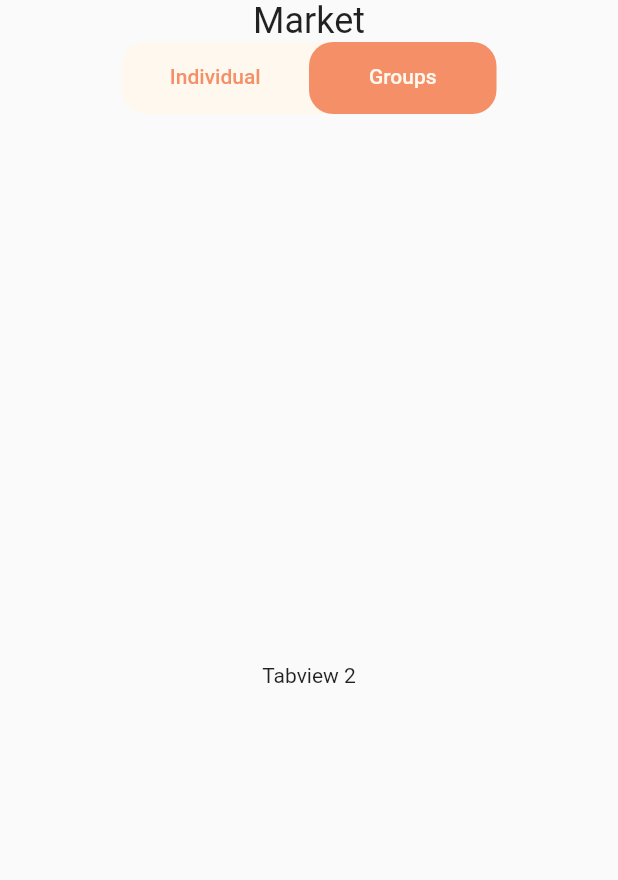
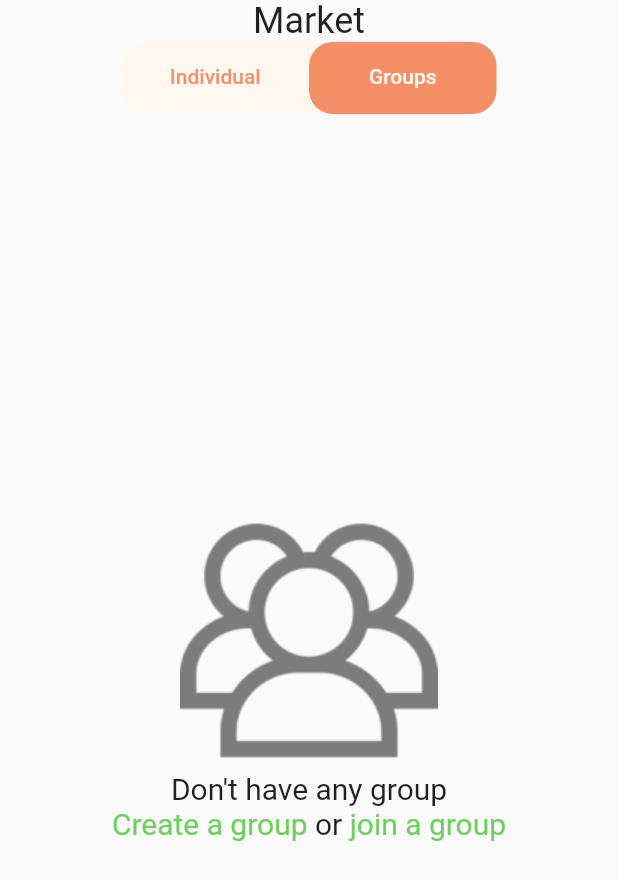
Before and after one commit to SonNguyen9720/plan_meal_app, a Flutter app: the MarketScreenWrapper widget shown alone on an empty page, opened directly, tab 2 chosen, on a phone screen of 412 x 824 dp. Shown: the top 880 px of the screen. Run offline on Flutter 3.47's test engine with Material 2 defaults, Android fonts, the phone set to English and light mode, and no system bars; our stand-ins replace bloc, carousel_slider, device_preview, equatable, flutter_bloc, flutter_secure_storage and 4 more; accounts and stored records are empty; Roboto replaces fonts that are missing (Signika).

Commit message:
Add group screen

```diff
--- a/lib/presentation/features/market/groups/groups_bloc.dart
+++ b/lib/presentation/features/market/groups/groups_bloc.dart
@@ -1,15 +1,16 @@
-import 'dart:async';
-
 import 'package:bloc/bloc.dart';
-import 'package:meta/meta.dart';
+import 'package:equatable/equatable.dart';
 
 part 'groups_event.dart';
 part 'groups_state.dart';
 
 class GroupsBloc extends Bloc<GroupsEvent, GroupsState> {
   GroupsBloc() : super(GroupsInitial()) {
-    on<GroupsEvent>((event, emit) {
-      // TODO: implement event handler
-    });
+    on<GroupsLoadingEvent>(_onGroupsLoadingEvent);
+  }
+
+  void _onGroupsLoadingEvent(GroupsEvent event, Emitter<GroupsState> emit) {
+    emit(GroupsLoading());
+    emit(NoGroup());
   }
 }
--- a/lib/presentation/features/market/groups/groups_event.dart
+++ b/lib/presentation/features/market/groups/groups_event.dart
@@ -1,4 +1,10 @@
 part of 'groups_bloc.dart';
 
-@immutable
-abstract class GroupsEvent {}
+abstract class GroupsEvent extends Equatable {
+  const GroupsEvent();
+
+  @override
+  List<Object> get props => [];
+}
+
+class GroupsLoadingEvent extends GroupsEvent {}
--- a/lib/presentation/features/market/groups/groups_state.dart
+++ b/lib/presentation/features/market/groups/groups_state.dart
@@ -1,6 +1,18 @@
 part of 'groups_bloc.dart';
 
-@immutable
-abstract class GroupsState {}
+abstract class GroupsState extends Equatable {
+  const GroupsState();
+
+  @override
+  List<Object> get props => [];
+}
 
 class GroupsInitial extends GroupsState {}
+
+class GroupsLoading extends GroupsState {}
+
+class GroupsLoadFailed extends GroupsState {}
+
+class NoGroup extends GroupsState {}
+
+class HaveGroup extends GroupsState {}
--- a/lib/presentation/features/market/market_screen.dart
+++ b/lib/presentation/features/market/market_screen.dart
@@ -19,8 +19,9 @@ class MarketScreen extends StatelessWidget {
         BlocProvider(
             create: (context) =>
                 IndividualBloc()..add(IndividualLoadingDataEvent())),
-        BlocProvider(create: (context) => GroupsBloc()),
-      ], child: MarketScreenWrapper()),
+        BlocProvider(
+            create: (context) => GroupsBloc()..add(GroupsLoadingEvent())),
+      ], child: const MarketScreenWrapper()),
       bottomMenuIndex: 3,
     ));
   }
@@ -39,14 +40,12 @@ class _MarketScreenWrapperState extends State<MarketScreenWrapper>
 
   @override
   void initState() {
-    // TODO: implement initState
     _tabController = TabController(length: 2, vsync: this);
     super.initState();
   }
 
   @override
   void dispose() {
-    // TODO: implement dispose
     _tabController.dispose();
     super.dispose();
   }
@@ -159,11 +158,57 @@ class _MarketScreenWrapperState extends State<MarketScreenWrapper>
                   );
                 }
 
-                return Text("No state to handle");
+                return const Text("No state to handle");
               }),
-              Center(
-                child: Text("Tabview 2"),
-              )
+              BlocBuilder<GroupsBloc, GroupsState>(builder: (context, state) {
+                if (state is GroupsLoading) {
+                  return const CircularProgressIndicator();
+                }
+
+                if (state is GroupsLoadFailed) {
+                  return const Text("Failed to loading");
+                }
+
+                if (state is NoGroup) {
+                  return Column(
+                    mainAxisAlignment: MainAxisAlignment.center,
+                    children: [
+                      SizedBox(
+                        height: 175,
+                        width: 175,
+                        child: Image.asset(
+                          "assets/groups.png",
+                          color: AppColors.gray,
+                        ),
+                      ),
+                      Text(
+                        "Don't have any group",
+                        style: GoogleFonts.signika(fontSize: 20),
+                      ),
+                      Row(
+                        mainAxisAlignment: MainAxisAlignment.center,
+                        children: [
+                          InkWell(
+                            child: Text(
+                              "Create a group",
+                              style: GoogleFonts.signika(
+                                  fontSize: 20, color: AppColors.green),
+                            ),
+                          ),
+                          Text(" or ",
+                              style: GoogleFonts.signika(fontSize: 20)),
+                          InkWell(
+                            child: Text("join a group",
+                                style: GoogleFonts.signika(
+                                    fontSize: 20, color: AppColors.green)),
+                          ),
+                        ],
+                      ),
+                    ],
+                  );
+                }
+                return const Text("No state to handle");
+              }),
             ],
           ),
         )),
--- a/pubspec.yaml
+++ b/pubspec.yaml
@@ -44,6 +44,7 @@ dependencies:
   flutter_svg: 1.0.3
   flutter_secure_storage: ^6.0.0
   http: 0.13.3
+  shared_preferences: ^2.0.15
 
 dev_dependencies:
   flutter_test:
```
Also changed, not shown: assets/groups.png (added), pubspec.lock.
